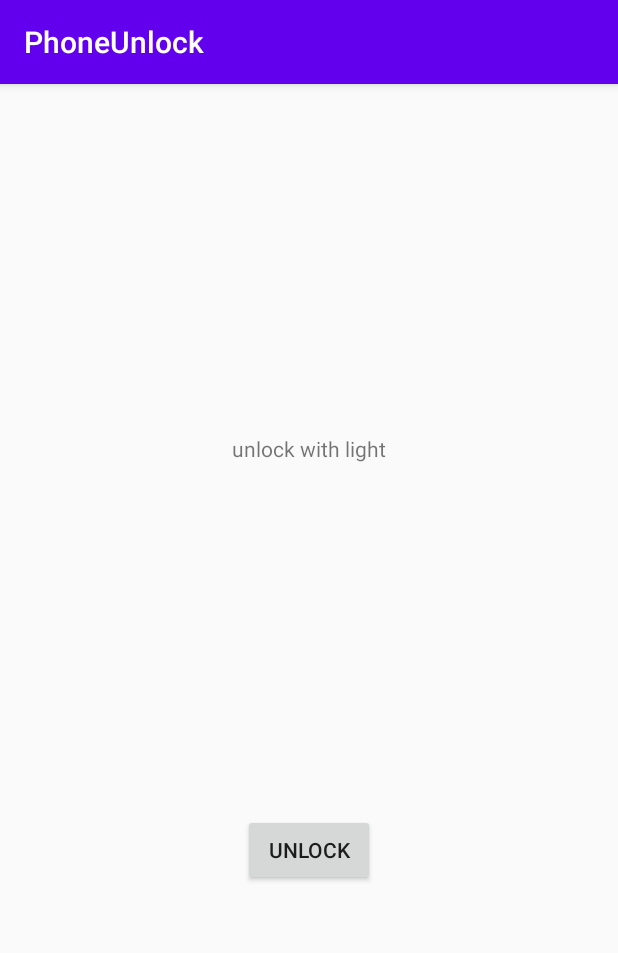
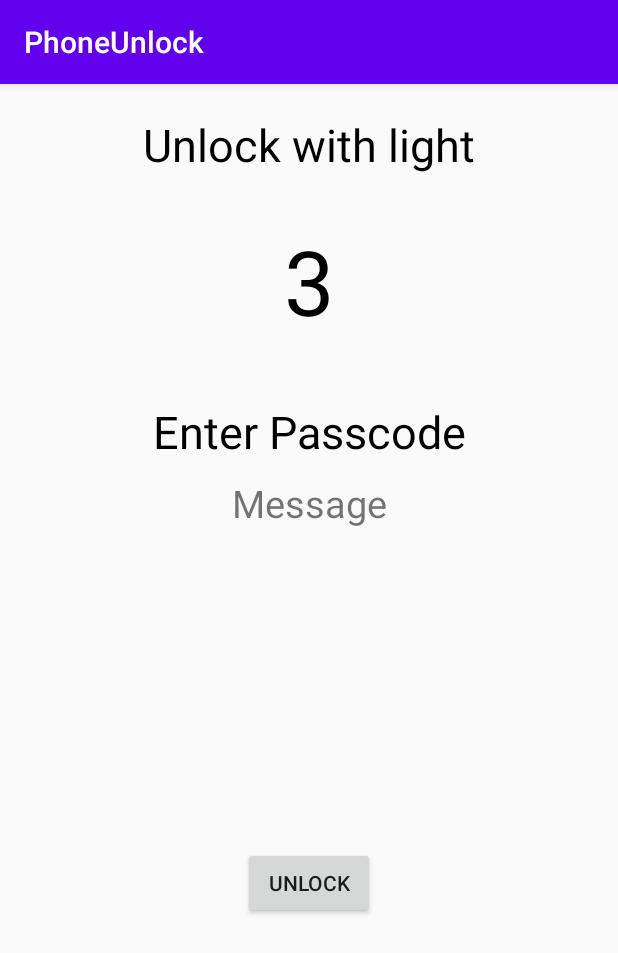
Before and after one commit to mitchgoertzen/Phone_Unlock, an Android app: the screen it shows after launch (MainActivity), after a tap on "LIGHT", on a phone screen of 412 x 824 dp. Shown: the top 953 px of the screen. Run offline under Robolectric (Android 15) with nearby library versions, the phone set to English and light mode, and no system bars.

Commit message:
light sensor, track user input, and security check

```diff
--- a/app/src/main/java/com/example/phoneunlock/LightUnlock.java
+++ b/app/src/main/java/com/example/phoneunlock/LightUnlock.java
@@ -1,15 +1,38 @@
 package com.example.phoneunlock;
 
+import android.app.Service;
+import android.graphics.Color;
+import android.hardware.Sensor;
+import android.hardware.SensorEvent;
+import android.hardware.SensorEventListener;
+import android.hardware.SensorManager;
 import android.os.Bundle;
 import android.view.LayoutInflater;
 import android.view.View;
 import android.view.ViewGroup;
+import android.widget.TextView;
 
 import androidx.annotation.NonNull;
 import androidx.fragment.app.Fragment;
-import androidx.navigation.fragment.NavHostFragment;
 
-public class LightUnlock extends Fragment {
+import java.util.Arrays;
+import java.util.Timer;
+import java.util.TimerTask;
+
+public class LightUnlock extends Fragment implements SensorEventListener {
+
+    TextView textView;
+    TextView msgView;
+    TextView timerView;
+    private SensorManager sensorManager;
+    private Sensor sensor;
+    private int time;
+    private int[] inputCode = new int[3];
+    private final int[] code = {3, 4, 3};
+    private int inputCodeIndex;
+    private int intervalStart;
+    private int intervalEnd;
+    private int intervalDiff;
 
     @Override
     public View onCreateView(
@@ -29,5 +52,107 @@ public class LightUnlock extends Fragment {
                 System.exit(0);
             }
         });
+
+        textView = (TextView) getView().findViewById(R.id.textView);
+        msgView = (TextView) getView().findViewById(R.id.msgView);
+        timerView = (TextView) getView().findViewById(R.id.timerView);
+
+        sensorManager = (SensorManager) getActivity().getSystemService(Service.SENSOR_SERVICE);
+        sensor = sensorManager.getDefaultSensor(Sensor.TYPE_LIGHT);
+
+        new Timer().scheduleAtFixedRate(new TimerTask() {
+            @Override
+            public void run() {
+                getActivity().runOnUiThread(new Runnable() {
+                    @Override
+                    public void run() {
+                        time ++;
+                        timerView.setText(String.valueOf(time));
+                    }
+               });
+            }
+        }, 0, 1500);
+    }
+
+    @Override
+    public void onSensorChanged(SensorEvent sensorEvent) {
+        // When sensor is covered
+        if (sensorEvent.values[0] == 0){
+            timerView.setBackgroundColor(Color.parseColor("#cccccc"));
+            if(intervalStart == 0){
+                msgView.setText("");
+                intervalStart = time;
+            }
+            else{
+                intervalEnd = time;
+                intervalDiff = intervalEnd - intervalStart;
+                inputCode[inputCodeIndex] = intervalDiff;
+                inputCodeIndex ++;
+                intervalStart = intervalEnd;
+            }
+            textView.setText(String.valueOf(intervalStart));
+        }
+        // When sensor is not covered
+        else{
+            if (intervalStart > 0 && inputCode[2] == 0){
+                timerView.setBackgroundColor(Color.parseColor("#FFFF00"));
+                intervalEnd = time;
+                intervalDiff = intervalEnd - intervalStart;
+                inputCode[inputCodeIndex] = intervalDiff;
+                inputCodeIndex ++;
+                intervalStart = intervalEnd;
+                textView.setText(String.valueOf(intervalStart));
+            }
+            // All digits of passcode entered
+            if (inputCode[2] >0 ){
+                timerView.setBackgroundColor(Color.parseColor("#0000ffff"));
+                //Used for outputting passcode array for testing
+                String[] strArray = new String[inputCode.length];
+
+                for (int i = 0; i < inputCode.length; i++) {
+                    strArray[i] = String.valueOf(inputCode[i]);
+                }
+                textView.setText(Arrays.toString(strArray));
+
+                boolean correctCode = true;
+                for (int i=0; i<inputCode.length; i++){
+                    if (inputCode[i] != code[i]){
+                        correctCode = false;
+                        break;
+                    }
+                }
+                if (correctCode){
+                    msgView.setTextColor(Color.parseColor("#3CB043"));
+                    msgView.setText("Unlock Successful");
+                    System.exit(0);
+
+                }
+                else{
+                    msgView.setTextColor(Color.parseColor("#990F02"));
+                    msgView.setText("Incorrect Passcode! Please Try Again!");
+                    intervalStart = 0;
+                    intervalEnd = 0;
+                    intervalDiff = 0;
+                    inputCode = new int[3];
+                    inputCodeIndex = 0;
+                }
+            }
+        }
+    }
+
+    @Override
+    public void onAccuracyChanged(Sensor sensor, int i) {
+    }
+
+    @Override
+    public void onResume() {
+        super.onResume();
+        sensorManager.registerListener(this, sensor, SensorManager.SENSOR_DELAY_NORMAL);
+    }
+
+    @Override
+    public void onPause() {
+        super.onPause();
+        sensorManager.unregisterListener(this);
     }
 }
--- a/app/src/main/res/layout/light_unlock.xml
+++ b/app/src/main/res/layout/light_unlock.xml
@@ -6,12 +6,15 @@
     android:layout_width="match_parent"
     android:layout_height="match_parent"
     tools:context=".LightUnlock">
+
     <TextView
         android:id="@+id/textview_first"
         android:layout_width="wrap_content"
         android:layout_height="wrap_content"
-        android:text="unlock with light"
-        app:layout_constraintBottom_toTopOf="@id/button_lightunlock"
+        android:layout_marginTop="20dp"
+        android:text="Unlock with light"
+        android:textColor="#000000"
+        android:textSize="30sp"
         app:layout_constraintEnd_toEndOf="parent"
         app:layout_constraintStart_toStartOf="parent"
         app:layout_constraintTop_toTopOf="parent" />
@@ -24,6 +27,42 @@
         app:layout_constraintBottom_toBottomOf="parent"
         app:layout_constraintEnd_toEndOf="parent"
         app:layout_constraintStart_toStartOf="parent"
-        app:layout_constraintTop_toBottomOf="@id/textview_first" />
+        app:layout_constraintTop_toBottomOf="@+id/msgView" />
+
+    <TextView
+        android:id="@+id/timerView"
+        android:layout_width="wrap_content"
+        android:layout_height="wrap_content"
+        android:layout_marginTop="30dp"
+        android:text="00"
+        android:textColor="#000000"
+        android:textSize="60sp"
+        app:layout_constraintEnd_toEndOf="parent"
+        app:layout_constraintStart_toStartOf="parent"
+        app:layout_constraintTop_toBottomOf="@+id/textview_first" />
+
+    <TextView
+        android:id="@+id/textView"
+        android:layout_width="wrap_content"
+        android:layout_height="wrap_content"
+        android:layout_marginTop="40dp"
+        android:text="Enter Passcode"
+        android:textColor="#000000"
+        android:textSize="30sp"
+        app:layout_constraintEnd_toEndOf="parent"
+        app:layout_constraintStart_toStartOf="parent"
+        app:layout_constraintTop_toBottomOf="@+id/timerView" />
+
+    <TextView
+        android:id="@+id/msgView"
+        android:layout_width="wrap_content"
+        android:layout_height="wrap_content"
+        android:layout_marginTop="10dp"
+        android:text="Message"
+        android:textSize="25sp"
+        app:layout_constraintEnd_toEndOf="parent"
+        app:layout_constraintStart_toStartOf="parent"
+        app:layout_constraintTop_toBottomOf="@+id/textView" />
+
 
 </androidx.constraintlayout.widget.ConstraintLayout>
```
